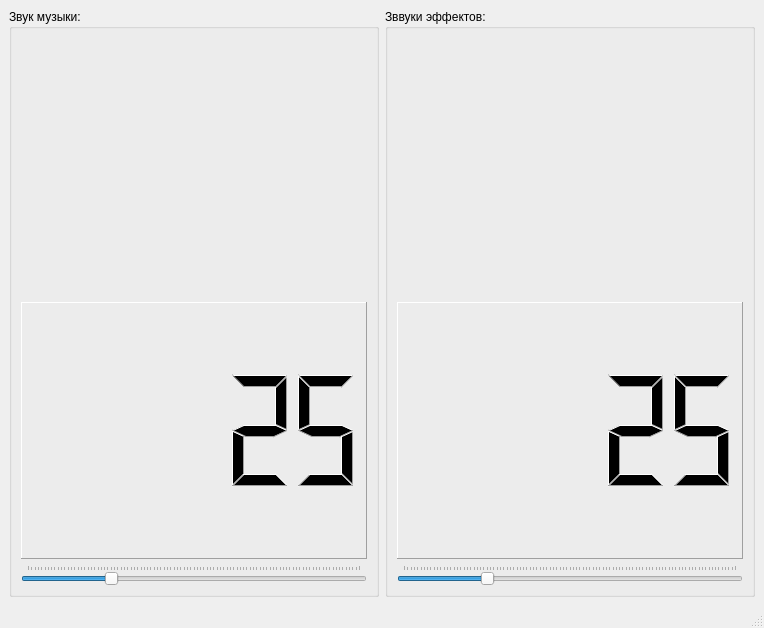
Leonid-poc/Git_project, file settings.ui: the form before one commit.
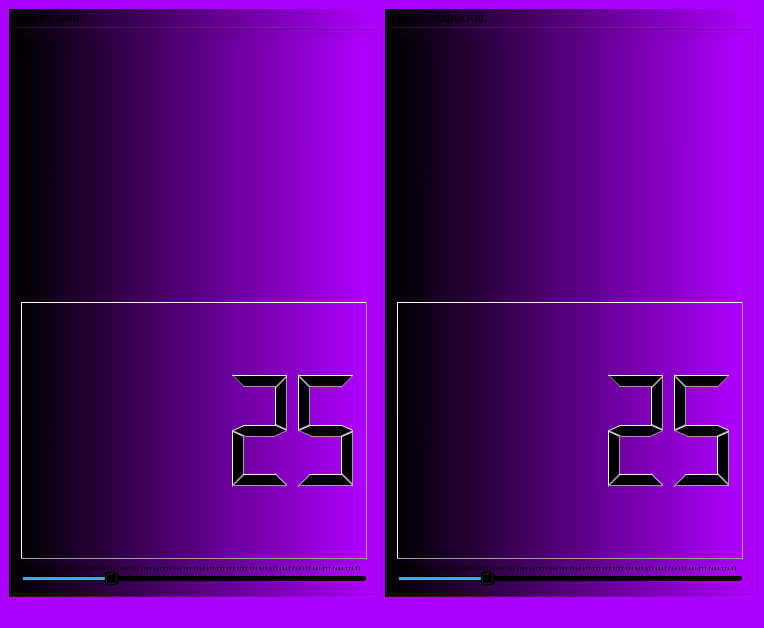
The form after the commit.

```diff
--- a/settings.ui
+++ b/settings.ui
@@ -13,10 +13,16 @@
   <property name="windowTitle">
    <string>MainWindow</string>
   </property>
+  <property name="styleSheet">
+   <string notr="true">background-color: rgb(170, 0, 255);</string>
+  </property>
   <widget class="QWidget" name="centralwidget">
    <layout class="QGridLayout" name="gridLayout">
     <item row="0" column="1">
      <widget class="QGroupBox" name="groupBox">
+      <property name="styleSheet">
+       <string notr="true">background-color: qlineargradient(spread:pad, x1:0, y1:0.943, x2:1, y2:0.944, stop:0 rgba(0, 0, 0, 255), stop:1 rgba(176, 0, 255, 255));</string>
+      </property>
       <property name="title">
        <string>Звук музыки:</string>
       </property>
@@ -76,6 +82,9 @@
        </item>
        <item row="0" column="0">
         <widget class="QLabel" name="label">
+         <property name="styleSheet">
+          <string notr="true"/>
+         </property>
          <property name="text">
           <string/>
          </property>
@@ -86,6 +95,9 @@
     </item>
     <item row="0" column="2">
      <widget class="QGroupBox" name="groupBox_2">
+      <property name="styleSheet">
+       <string notr="true">background-color: qlineargradient(spread:pad, x1:0, y1:0.943, x2:1, y2:0.944, stop:0 rgba(0, 0, 0, 255), stop:1 rgba(176, 0, 255, 255));</string>
+      </property>
       <property name="title">
        <string>Зввуки эффектов:</string>
       </property>
@@ -145,6 +157,9 @@
        </item>
        <item row="0" column="0">
         <widget class="QLabel" name="label_2">
+         <property name="styleSheet">
+          <string notr="true"/>
+         </property>
          <property name="text">
           <string/>
          </property>
```
Left out of the diff: 2 changed lines with no effect on the pictures.
